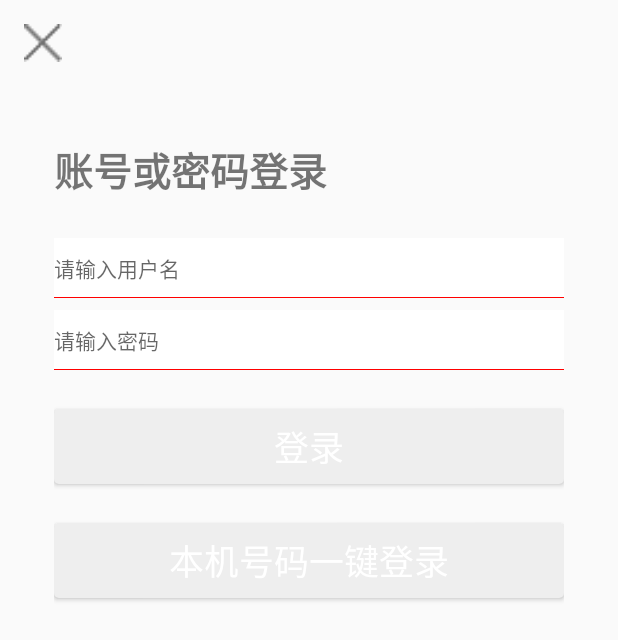
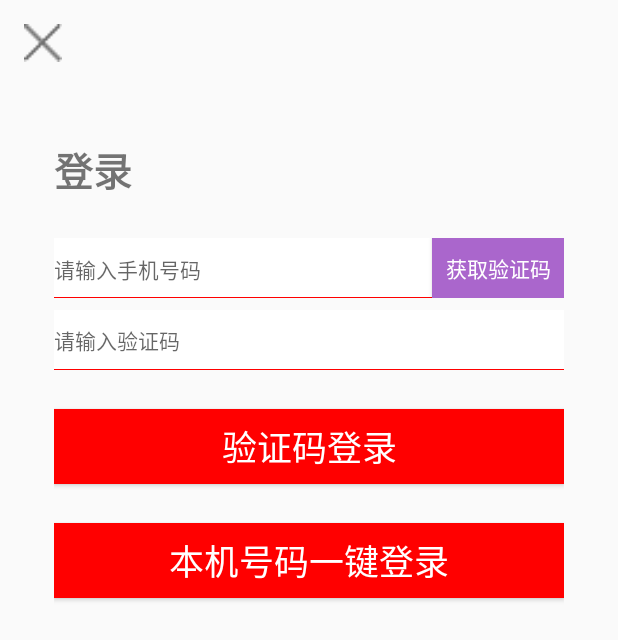
Before and after one commit to fjza1168/reader, an Android app: the LoginActivity screen opened directly, with no data from a screen before it, on a phone screen of 412 x 824 dp. Shown: the top 640 px of the screen. Run offline under Robolectric (Android 15) with nearby library versions, the phone set to English and light mode, and no system bars; our stand-ins replace ButterKnife, RxJava; libraries missing offline, so code that uses them is left out: cn.smssdk, cn.smssdk.gui, com.mob, com.mob.pushsdk, com.mob.secverify; 4 statements that could not run were skipped.

Commit message:
1:登录页修改 2:增加短信验证码

```diff
--- a/app/build.gradle
+++ b/app/build.gradle
@@ -8,6 +8,8 @@ MobSDK {
     appKey "2dc105548a750"
     appSecret "b63ac145473ed640a5a449f368570596"
     SecVerify {}
+    SMSSDK {
+    }
     MobPush {
         devInfo {
 //            MEIZU {
--- a/app/src/main/AndroidManifest.xml
+++ b/app/src/main/AndroidManifest.xml
@@ -26,6 +26,9 @@
         android:supportsRtl="true"
         android:persistent="true"
         android:theme="@style/AppTheme"
+
+        android:allowBackup="false"
+        tools:replace="android:allowBackup"
         android:usesCleartextTraffic="true"
         tools:ignore="GoogleAppIndexingWarning">
         <activity
--- a/app/src/main/java/com/ldp/reader/App.java
+++ b/app/src/main/java/com/ldp/reader/App.java
@@ -9,6 +9,7 @@ import android.support.multidex.MultiDex;
 import android.util.Log;
 
 import com.ldp.reader.utils.EncryptUtils;
+import com.mob.MobSDK;
 import com.tencent.bugly.crashreport.CrashReport;
 
 
@@ -29,7 +30,7 @@ public class App extends Application {
         CrashReport.initCrashReport(getApplicationContext(), "ab86f05cf4", true);
 //        startService(new Intent(getContext(), DownloadService.class));
         // 初始化内存分析工具
-
+        MobSDK.submitPolicyGrantResult(true, null);
         getCertificateMD5();
     }
 
--- a/app/src/main/java/com/ldp/reader/model/remote/RemoteRepository.java
+++ b/app/src/main/java/com/ldp/reader/model/remote/RemoteRepository.java
@@ -14,6 +14,7 @@ import com.ldp.reader.model.bean.CollBookBean;
 import com.ldp.reader.model.bean.ContentBean;
 import com.ldp.reader.model.bean.DirectLoginResultBean;
 import com.ldp.reader.model.bean.LoginResultBean;
+import com.ldp.reader.model.bean.SmsLoginBean;
 import com.ldp.reader.model.bean.SyncBookShelfBean;
 import com.ldp.reader.model.bean.packages.BillboardPackage;
 import com.ldp.reader.model.bean.BillBookBean;
@@ -118,10 +119,13 @@ public class RemoteRepository {
         return mBookApiOwn.userLogin(userNameInput,passwordInput);
     }
 
+    public Single<SmsLoginBean> smsLogin(String phoneNumber , String smsCode , String registrationId) {
+        return mBookApiOwn.smsLogin( phoneNumber , smsCode , registrationId) ;
+    }
+
     public Single<DirectLoginResultBean> userDirectLogin(VerifyResult verifyResult,String registrationId) {
         return mBookApiOwn.userDirectLogin(APP_KEY,APP_SECRET,verifyResult.getToken() ,verifyResult.getOpToken(),verifyResult.getOperator(),registrationId) ;
     }
-
 
     public Single<List<BookIdBean>> getBookShelf(String header) {
         return mBookApiOwn.getBookShelf(header);
--- a/app/src/main/java/com/ldp/reader/presenter/LoginPresenter.java
+++ b/app/src/main/java/com/ldp/reader/presenter/LoginPresenter.java
@@ -7,6 +7,7 @@ import com.ldp.reader.RxBus;
 import com.ldp.reader.event.BookSyncEvent;
 import com.ldp.reader.model.bean.DirectLoginResultBean;
 import com.ldp.reader.model.bean.LoginResultBean;
+import com.ldp.reader.model.bean.SmsLoginBean;
 import com.ldp.reader.model.remote.RemoteRepository;
 import com.ldp.reader.presenter.contract.LoginContract;
 import com.ldp.reader.ui.base.RxPresenter;
@@ -83,7 +84,22 @@ public class LoginPresenter extends RxPresenter<LoginContract.View>
     }
 
     @Override
+    public void smsLogin(String phoneNumber, String smsCode, String registrationId){
+       Disposable disposable = RemoteRepository.getInstance().smsLogin( phoneNumber,  smsCode,  registrationId)
+                .compose(RxUtils::toSimpleSingle)
+               .subscribe(new Consumer<SmsLoginBean>() {
+                   @Override
+                   public void accept(SmsLoginBean smsLoginBean) throws Exception {
+                       mView.finishSmsLogin(smsLoginBean);
+                   }
+               }, Throwable::printStackTrace);
+       addDisposable(disposable);
+
+    }
+
+    @Override
     public void directLogin() {
+        Log.d(TAG, "directLogin: ");
         registrationId = SharedPreUtils.getInstance().getString("registrationId");
         SecVerify.verify(new VerifyCallback() {
             @Override
@@ -96,11 +112,11 @@ public class LoginPresenter extends RxPresenter<LoginContract.View>
             }
             @Override
             public void onComplete(VerifyResult data) {
-                Log.d(TAG, "onComplete: ");
+                Log.e(TAG, "onComplete: ");
                 // 获取授权码成功，将token信息传给应用服务端，再由应用服务端进行登录验证，此功能需由开发者自行实现
-                Log.d(TAG, "onComplete: "+ data);
-                Log.d(TAG, "onComplete: "+ data.getToken());
-                Log.d(TAG, "onComplete: registrationId " + registrationId);
+                Log.e(TAG, "onComplete: "+ data);
+                Log.e(TAG, "onComplete: "+ data.getToken());
+                Log.e(TAG, "onComplete: registrationId " + registrationId);
 
                 Disposable disposable =  RemoteRepository.getInstance().userDirectLogin(data,registrationId)
                         .compose(RxUtils::toSimpleSingle)
@@ -122,6 +138,7 @@ public class LoginPresenter extends RxPresenter<LoginContract.View>
             }
             @Override
             public void onFailure(VerifyException e) {
+                Log.d(TAG, "onFailure: " +e.toString());
                 //TODO处理失败的结果
             }
         });
--- a/app/src/main/java/com/ldp/reader/presenter/contract/LoginContract.java
+++ b/app/src/main/java/com/ldp/reader/presenter/contract/LoginContract.java
@@ -2,6 +2,7 @@ package com.ldp.reader.presenter.contract;
 
 import com.ldp.reader.model.bean.DirectLoginResultBean;
 import com.ldp.reader.model.bean.LoginResultBean;
+import com.ldp.reader.model.bean.SmsLoginBean;
 import com.ldp.reader.ui.base.BaseContract;
 
 /**
@@ -14,11 +15,15 @@ public interface LoginContract extends BaseContract {
         void finishLogin(LoginResultBean loginResultBean);
         void finishDirectLogin(DirectLoginResultBean loginResultBean);
 
+        void finishSmsLogin(SmsLoginBean smsLoginBean);
     }
 
     interface Presenter extends BasePresenter<View>{
         void userLogin(String userName,String passWord);
         void preDirectLogin();
+
+        void smsLogin(String phoneNumber, String smsCode, String registrationId);
+
         void directLogin();
     }
 }
--- a/app/src/main/java/com/ldp/reader/ui/activity/LoginActivity.java
+++ b/app/src/main/java/com/ldp/reader/ui/activity/LoginActivity.java
@@ -17,6 +17,7 @@ import com.ldp.reader.RxBus;
 import com.ldp.reader.event.BookSyncEvent;
 import com.ldp.reader.model.bean.DirectLoginResultBean;
 import com.ldp.reader.model.bean.LoginResultBean;
+import com.ldp.reader.model.bean.SmsLoginBean;
 import com.ldp.reader.presenter.LoginPresenter;
 import com.ldp.reader.presenter.contract.LoginContract;
 import com.ldp.reader.ui.base.BaseMVPActivity;
@@ -25,9 +26,14 @@ import com.ldp.reader.utils.ToastUtils;
 import com.mob.pushsdk.MobPush;
 import com.mob.pushsdk.MobPushCallback;
 
+import java.util.HashMap;
+
 import butterknife.BindView;
 import butterknife.ButterKnife;
 import butterknife.OnClick;
+import cn.smssdk.EventHandler;
+import cn.smssdk.SMSSDK;
+import cn.smssdk.gui.RegisterPage;
 
 /**
  * Created by ldp on 17-4-24.
@@ -36,10 +42,10 @@ import butterknife.OnClick;
 public class LoginActivity extends BaseMVPActivity<LoginContract.Presenter>
         implements LoginContract.View {
     private static final String TAG = LoginActivity.class.getSimpleName();
-    @BindView(R.id.et_user_name_input)
-    EditText etUserNameInput;
-    @BindView(R.id.et_password_input)
-    EditText etPasswordInput;
+    @BindView(R.id.et_user_phone)
+    EditText etUserPhone;
+    @BindView(R.id.et_sms_code_input)
+    EditText etSmsCodeInput;
     @BindView(R.id.btn_user_login)
     Button btnUserLogin;
     @BindView(R.id.iv_login_back)
@@ -56,6 +62,9 @@ public class LoginActivity extends BaseMVPActivity<LoginContract.Presenter>
     Button btnDirectLogin;
     @BindView(R.id.btn_user_logout)
     Button btnUserLogout;
+    @BindView(R.id.btn_get_sms_code)
+    Button btnGetSmsCode;
+
 
 
     private String userName;
@@ -106,6 +115,20 @@ public class LoginActivity extends BaseMVPActivity<LoginContract.Presenter>
             tvUserName.setText(SharedPreUtils.getInstance().getString("userName"));
         }
         getRegId();
+
+
+        SMSSDK.registerEventHandler(new EventHandler(){
+            @Override
+            public void afterEvent(int i, int i1, Object o) {
+                if (i == SMSSDK.EVENT_SUBMIT_VERIFICATION_CODE && i1 ==  SMSSDK.RESULT_COMPLETE) {
+                    runOnUiThread(() -> {
+                         mPresenter.smsLogin(phoneNumber,smsCode ,registrationId );
+                    });
+
+                }
+                super.afterEvent(i, i1, o);
+            }
+        });
     }
 
 
@@ -138,6 +161,17 @@ public class LoginActivity extends BaseMVPActivity<LoginContract.Presenter>
     }
 
     @Override
+    public void finishSmsLogin(SmsLoginBean smsLoginBean) {
+        SharedPreUtils.getInstance().putString("loginType", "telecom");
+        SharedPreUtils.getInstance().putString("token", smsLoginBean.getSmsCode());
+        SharedPreUtils.getInstance().putString("userName", smsLoginBean.getPhoneNumber());
+        ToastUtils.show("登录成功");
+        RxBus.getInstance().post(new BookSyncEvent());
+
+        finish();
+    }
+
+    @Override
     public void showError() {
         ToastUtils.show("登录失败");
 
@@ -155,20 +189,30 @@ public class LoginActivity extends BaseMVPActivity<LoginContract.Presenter>
         ButterKnife.bind(this);
     }
 
-    @OnClick({R.id.iv_login_back, R.id.btn_user_login,R.id.btn_direct_login,R.id.btn_user_logout})
+    String phoneNumber = "" ,smsCode = "";
+    @OnClick({R.id.iv_login_back, R.id.btn_user_login,R.id.btn_direct_login,R.id.btn_user_logout ,R.id.btn_get_sms_code})
     public void onViewClicked(View view) {
         switch (view.getId()) {
             case R.id.iv_login_back:
                 finish();
                 break;
             case R.id.btn_user_login:
-                userName = etUserNameInput.getText().toString();
-                String password = etPasswordInput.getText().toString();
-                if (TextUtils.isEmpty(userName) || TextUtils.isEmpty(password)) {
-                    ToastUtils.show("用户名或者密码不能为空");
-                    return;
-                }
-                mPresenter.userLogin(userName, password);
+//                userName = etUserNameInput.getText().toString();
+//                String password = etPasswordInput.getText().toString();
+//                if (TextUtils.isEmpty(userName) || TextUtils.isEmpty(password)) {
+//                    ToastUtils.show("用户名或者密码不能为空");
+//                    return;
+//                }
+//                mPresenter.userLogin(userName, password);
+
+                phoneNumber = etUserPhone.getText().toString().trim();
+                smsCode = etSmsCodeInput.getText().toString().trim();
+
+                SMSSDK.submitVerificationCode("86" ,phoneNumber,smsCode);
+
+                break;
+            case  R.id.btn_get_sms_code:
+                SMSSDK.getVerificationCode("86", etUserPhone.getText().toString().trim(), null, null);
                 break;
             case R.id.btn_direct_login:
                 mPresenter.directLogin();
@@ -188,7 +232,7 @@ public class LoginActivity extends BaseMVPActivity<LoginContract.Presenter>
         SharedPreUtils.getInstance().putString("userName", "");
     }
 
-    String registrationId;
+    String registrationId = "";
     private void getRegId(){
         Log.d(TAG, "preDirectLogin: registrationId");
         registrationId = SharedPreUtils.getInstance().getString("registrationId");
@@ -204,4 +248,6 @@ public class LoginActivity extends BaseMVPActivity<LoginContract.Presenter>
             });
         }
     }
+
+
 }
--- a/app/src/main/java/com/ldp/reader/utils/RxUtils.java
+++ b/app/src/main/java/com/ldp/reader/utils/RxUtils.java
@@ -1,4 +1,6 @@
 package com.ldp.reader.utils;
+
+import android.support.annotation.NonNull;
 
 import com.ldp.reader.model.bean.CommentBean;
 import com.ldp.reader.model.bean.DetailBean;
@@ -19,6 +21,7 @@ import io.reactivex.schedulers.Schedulers;
 
 public class RxUtils {
 
+    @NonNull
     public static <T> SingleSource<T> toSimpleSingle(Single<T> upstream){
         return upstream.subscribeOn(Schedulers.io())
                 .observeOn(AndroidSchedulers.mainThread());
--- a/app/src/main/res/layout/activity_login.xml
+++ b/app/src/main/res/layout/activity_login.xml
@@ -22,7 +22,7 @@
 		<TextView
 			android:layout_width="match_parent"
 			android:layout_height="wrap_content"
-			android:text="账号或密码登录"
+			android:text="登录"
 			android:textSize="26sp"
 			android:textStyle="bold"/>
 
@@ -32,15 +32,23 @@
 			android:layout_marginTop="26dp"
 			android:background="@drawable/border_bottom">
 			<EditText
-				android:id="@+id/et_user_name_input"
-				android:layout_width="match_parent"
+				android:id="@+id/et_user_phone"
+				android:layout_width="0dp"
+				android:layout_weight="1"
 				android:layout_height="40dp"
 				android:textCursorDrawable="@color/light_blue"
 				android:textSize="14sp"
-				android:hint="请输入用户名"
+				android:hint="请输入手机号码"
 				android:singleLine="true"
 				android:maxLines="1"
 				android:background="@null" />
+			<Button
+				android:id="@+id/btn_get_sms_code"
+				android:layout_width="wrap_content"
+				android:layout_height="40dp"
+				android:text="获取验证码"
+				android:textColor="@color/white"
+				android:background="@android:color/holo_purple"/>
 		</LinearLayout>
 
 		<LinearLayout
@@ -49,12 +57,12 @@
 			android:layout_marginTop="8dp"
 			android:background="@drawable/border_bottom">
 			<EditText
-				android:id="@+id/et_password_input"
+				android:id="@+id/et_sms_code_input"
 				android:layout_width="match_parent"
 				android:layout_height="40dp"
 				android:textCursorDrawable="@color/red"
 				android:textSize="14sp"
-				android:hint="请输入密码"
+				android:hint="请输入验证码"
 				android:singleLine="true"
 				android:maxLines="1"
 				android:inputType="textPassword"
@@ -66,10 +74,10 @@
 			android:layout_width="match_parent"
 			android:layout_height="50dp"
 			android:layout_marginTop="26dp"
-            android:text="登录"
+            android:text="验证码登录"
 			android:textSize="23sp"
 			android:textColor="@color/white"
-			android:background="@drawable/shape_common_gray_corner"/>
+			android:background="@color/red" />
 
 		<Button
 			android:id="@+id/btn_direct_login"
@@ -78,8 +86,9 @@
 			android:layout_marginTop="26dp"
 			android:text="本机号码一键登录"
 			android:textSize="23sp"
-			android:textColor="@color/white"
-			android:background="@drawable/shape_common_gray_corner"/>
+			android:gravity="center"
+			android:background="@color/red"
+			android:textColor="@color/white" />
 	</LinearLayout>
 	<LinearLayout
 		android:visibility="gone"
```
Also changed, not shown: app/src/main/java/com/ldp/reader/model/bean/SmsLoginBean.java (added, +29 -0 lines), app/src/main/java/com/ldp/reader/model/remote/BookApiOwn.java (+8 -0 lines).
